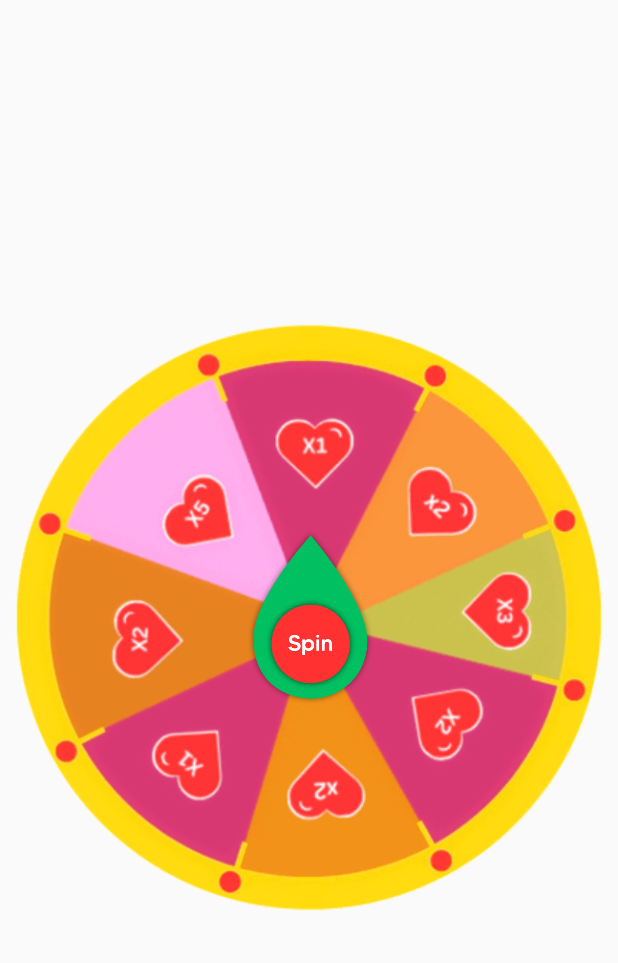
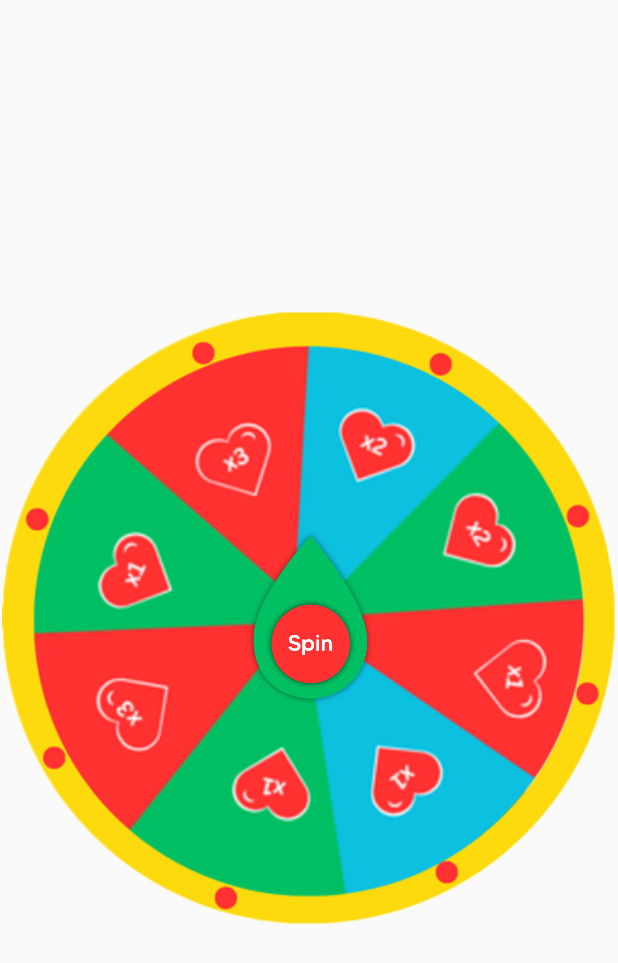
Before and after one commit to saifulmaruf2021/Spin_Wheeler_Demo, an Android app: the layout activity_main.xml on its own in the app's theme, with its tools: preview values and no code run, on a phone screen of 412 x 824 dp. Shown: the top 963 px of the screen. Run offline under Robolectric (Android 15) with nearby library versions, the phone set to English and light mode, and no system bars.

Commit message:
This is third commit.

```diff
--- a/app/src/main/java/com/devmarufit/spinwheelerdemo/MainActivity.java
+++ b/app/src/main/java/com/devmarufit/spinwheelerdemo/MainActivity.java
@@ -67,7 +67,7 @@ public class MainActivity extends AppCompatActivity {
     private void handleSpinResult(int sector) {
         // Handle the result of the spin
         // For example, display the selected category
-        String[] categories = {"1", "2", "3", "2", "2", "1", "2", "5"};
+        String[] categories = {"1", "2", "3", "2", "2", "1", "2", "3"};
         String selectedCategory = categories[sector];
         // Display the selected category (you could use a Toast, a TextView, etc.)
         Toast.makeText(this,"Selected: " + selectedCategory,Toast.LENGTH_SHORT).show();
--- a/app/src/main/res/layout/activity_main.xml
+++ b/app/src/main/res/layout/activity_main.xml
@@ -12,7 +12,7 @@
         android:layout_width="5000dp"
         android:layout_height="wrap_content"
         android:layout_centerInParent="true"
-        android:src="@drawable/wheeler" />
+        android:src="@drawable/wheeler_1" />
 
     <ImageButton
         android:id="@+id/spin"
```
Also changed, not shown: app/src/main/res/drawable/wheeler_1.png (added).
